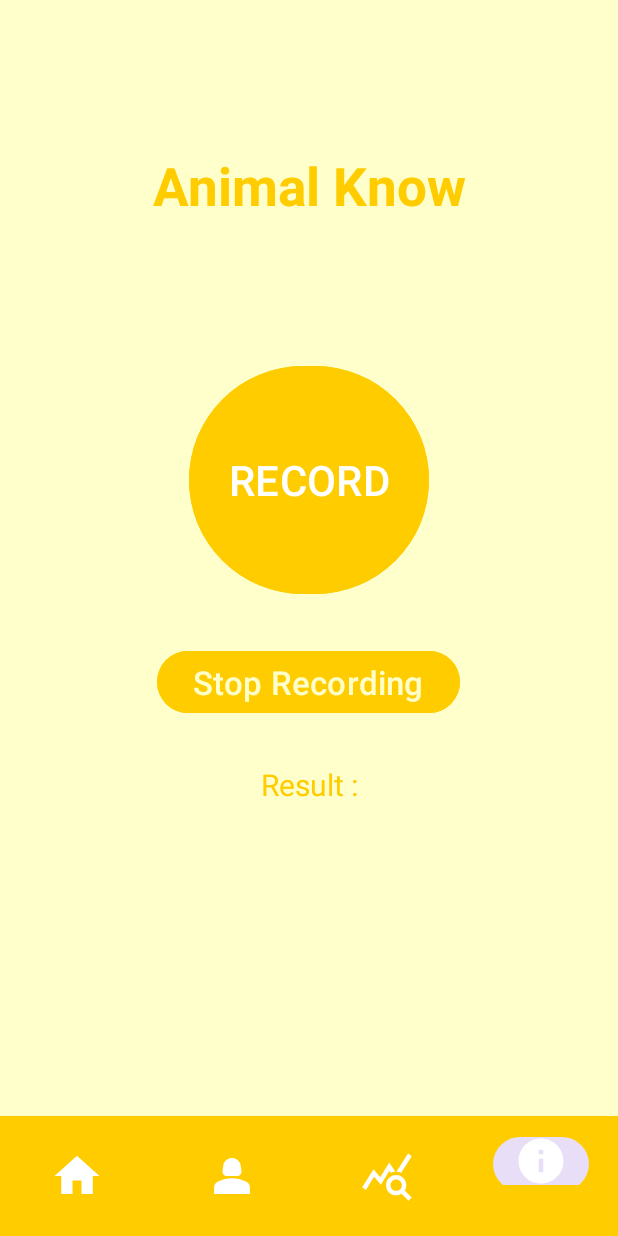
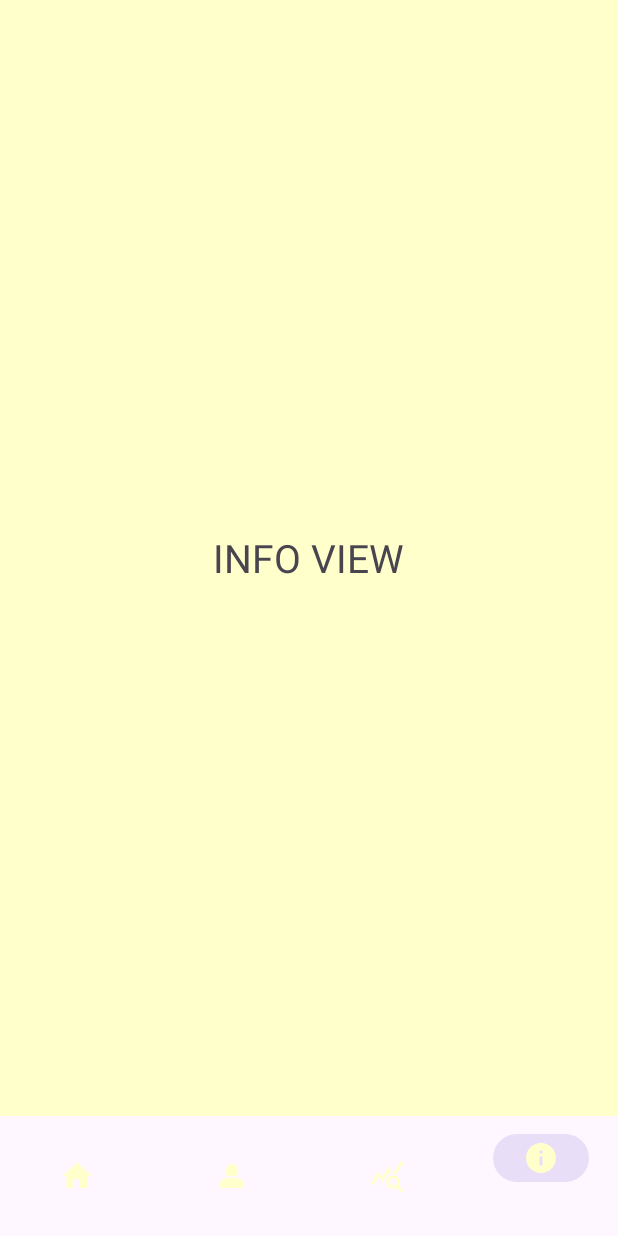
Before and after one commit to kilibarda4/AnimalRecognition, an Android app: the HomeActivity screen opened directly, with no data from a screen before it, item 4 of the bottom bar chosen, on a phone screen of 412 x 824 dp. Run offline under Robolectric (Android 15) with nearby library versions, the phone set to English and light mode, and no system bars.

Commit message:
Home Activity fragments

```diff
--- a/app/src/main/java/com/example/animalrecognition/HomeActivity.java
+++ b/app/src/main/java/com/example/animalrecognition/HomeActivity.java
@@ -1,18 +1,54 @@
 package com.example.animalrecognition;
 
 import androidx.appcompat.app.AppCompatActivity;
+import androidx.fragment.app.Fragment;
+import androidx.fragment.app.FragmentManager;
+import androidx.fragment.app.FragmentTransaction;
 
+import android.content.Intent;
 import android.os.Bundle;
 import android.widget.Button;
 import android.widget.TextView;
+
+import com.example.animalrecognition.databinding.ActivityHomeBinding;
+import com.google.android.material.bottomnavigation.BottomNavigationView;
 
 public class HomeActivity extends AppCompatActivity {
 
     Button startRecordingBtn, stopRecordingBtn;
     TextView result;
+    BottomNavigationView bottomNavigationView;
+    ActivityHomeBinding binding;
     @Override
     protected void onCreate(Bundle savedInstanceState) {
         super.onCreate(savedInstanceState);
-        setContentView(R.layout.activity_home);
+        binding = ActivityHomeBinding.inflate(getLayoutInflater());
+        setContentView(binding.getRoot());
+
+        binding.bottomNavigationView.setOnItemSelectedListener(item -> {
+            int id = item.getItemId();
+            if(id == R.id.navigation_home) {
+                Intent intent = new Intent(getApplicationContext(), HomeActivity.class);
+                startActivity(intent);
+            }
+            else if(id == R.id.navigation_profile) {
+                replaceFragment(new ProfileFragment());
+            }
+            else if(id == R.id.navigation_stats) {
+                replaceFragment(new StatsFragment());
+            }
+            else if(id == R.id.navigation_info) {
+                replaceFragment(new InfoFragment());
+            }
+            return true;
+        });
+
+        binding.bottomNavigationView.setBackground(null);
+    }
+    private void replaceFragment (Fragment fragment) {
+        FragmentManager fragmentManager = getSupportFragmentManager();
+        FragmentTransaction fragmentTransaction = fragmentManager.beginTransaction();
+        fragmentTransaction.replace(R.id.frame_layout, fragment);
+        fragmentTransaction.commit();
     }
 }
--- /dev/null
+++ b/app/src/main/java/com/example/animalrecognition/InfoFragment.java
@@ -0,0 +1,64 @@
+package com.example.animalrecognition;
+
+import android.os.Bundle;
+
+import androidx.fragment.app.Fragment;
+
+import android.view.LayoutInflater;
+import android.view.View;
+import android.view.ViewGroup;
+
+/**
+ * A simple {@link Fragment} subclass.
+ * Use the {@link InfoFragment#newInstance} factory method to
+ * create an instance of this fragment.
+ */
+public class InfoFragment extends Fragment {
+
+    // TODO: Rename parameter arguments, choose names that match
+    // the fragment initialization parameters, e.g. ARG_ITEM_NUMBER
+    private static final String ARG_PARAM1 = "param1";
+    private static final String ARG_PARAM2 = "param2";
+
+    // TODO: Rename and change types of parameters
+    private String mParam1;
+    private String mParam2;
+
+    public InfoFragment() {
+        // Required empty public constructor
+    }
+
+    /**
+     * Use this factory method to create a new instance of
+     * this fragment using the provided parameters.
+     *
+     * @param param1 Parameter 1.
+     * @param param2 Parameter 2.
+     * @return A new instance of fragment InfoFragment.
+     */
+    // TODO: Rename and change types and number of parameters
+    public static InfoFragment newInstance(String param1, String param2) {
+        InfoFragment fragment = new InfoFragment();
+        Bundle args = new Bundle();
+        args.putString(ARG_PARAM1, param1);
+        args.putString(ARG_PARAM2, param2);
+        fragment.setArguments(args);
+        return fragment;
+    }
+
+    @Override
+    public void onCreate(Bundle savedInstanceState) {
+        super.onCreate(savedInstanceState);
+        if (getArguments() != null) {
+            mParam1 = getArguments().getString(ARG_PARAM1);
+            mParam2 = getArguments().getString(ARG_PARAM2);
+        }
+    }
+
+    @Override
+    public View onCreateView(LayoutInflater inflater, ViewGroup container,
+                             Bundle savedInstanceState) {
+        // Inflate the layout for this fragment
+        return inflater.inflate(R.layout.fragment_info, container, false);
+    }
+}
--- a/app/src/main/res/layout/activity_home.xml
+++ b/app/src/main/res/layout/activity_home.xml
@@ -1,16 +1,23 @@
 <?xml version="1.0" encoding="utf-8"?>
-<RelativeLayout xmlns:android="http://schemas.android.com/apk/res/android"
+<androidx.constraintlayout.widget.ConstraintLayout xmlns:android="http://schemas.android.com/apk/res/android"
     xmlns:app="http://schemas.android.com/apk/res-auto"
-    xmlns:tools="http://schemas.android.com/tools"
     android:layout_width="match_parent"
-    android:layout_height="match_parent"
+    android:layout_height="match_parent">
+
+    <FrameLayout
+        android:id="@+id/frame_layout"
+        android:layout_width="0dp"
+        android:layout_height="0dp"
+        app:layout_constraintBottom_toTopOf="@+id/bottomNavigationView"
         android:background="#FFFFCC"
-    tools:context=".HomeActivity">
+        app:layout_constraintEnd_toEndOf="parent"
+        app:layout_constraintStart_toStartOf="parent"
+        app:layout_constraintTop_toTopOf="parent">
 
         <TextView
             android:id="@+id/title"
             android:layout_width="match_parent"
-        android:layout_height="40dp"
+            android:layout_height="wrap_content"
             android:layout_marginTop="100dp"
             android:text="@string/animal_know"
             android:textAlignment="center"
@@ -22,9 +29,8 @@
             android:id="@+id/startRecordingBtn"
             android:layout_width="160dp"
             android:layout_height="160dp"
-        android:layout_below="@+id/title"
-        android:layout_centerHorizontal="true"
-        android:layout_marginTop="100dp"
+            android:layout_gravity="center"
+            android:layout_marginTop="20dp"
             android:backgroundTint="#FFCC00"
             android:text="@string/record"
             android:textSize="28sp" />
@@ -33,33 +39,34 @@
             android:id="@+id/stopRecordingBtn"
             android:layout_width="wrap_content"
             android:layout_height="wrap_content"
+            android:layout_marginTop="150dp"
+            android:layout_gravity="center"
             android:text="@string/stop_recording"
             android:textSize="22sp"
             android:textColor="#FFFFCC"
-        android:layout_below="@+id/startRecordingBtn"
-        android:layout_centerHorizontal="true"
-        android:layout_marginTop="30dp"
             android:backgroundTint="#FFCC00"/>
 
         <TextView
             android:id="@+id/result"
             android:layout_width="match_parent"
-        android:layout_height="40dp"
+            android:layout_height="wrap_content"
+            android:textAlignment="center"
             android:text="@string/result"
-        android:textSize="20sp"
             android:textColor="#FFCC00"
-        android:textAlignment="center"
-        android:layout_below="@id/stopRecordingBtn"
-        android:layout_marginTop="30dp"/>
+            android:textSize="24sp" />
+
+    </FrameLayout>
 
     <com.google.android.material.bottomnavigation.BottomNavigationView
         android:id="@+id/bottomNavigationView"
+        android:background="#FFCC00"
+        app:itemIconTint="#FFFFCC"
         android:layout_width="match_parent"
         android:layout_height="wrap_content"
-        android:layout_alignParentBottom="true"
-        app:itemIconTint="#FFFFFF"
-        android:background="#FFCC00"
-        app:itemIconSize="36dp"
+        app:itemHorizontalTranslationEnabled = "false"
+        app:layout_constraintBottom_toBottomOf="parent"
+        app:layout_constraintEnd_toEndOf="parent"
+        app:layout_constraintHorizontal_bias="0.0"
+        app:layout_constraintStart_toStartOf="parent"
         app:menu="@menu/bottom_nav_menu" />
-
-</RelativeLayout>
+</androidx.constraintlayout.widget.ConstraintLayout>
--- /dev/null
+++ b/app/src/main/res/layout/fragment_info.xml
@@ -0,0 +1,17 @@
+<?xml version="1.0" encoding="utf-8"?>
+<FrameLayout xmlns:android="http://schemas.android.com/apk/res/android"
+    xmlns:tools="http://schemas.android.com/tools"
+    android:layout_width="match_parent"
+    android:layout_height="match_parent"
+    android:background="#FFFFCC"
+    tools:context=".InfoFragment">
+
+    <!-- TODO: Update blank fragment layout -->
+    <TextView
+        android:layout_width="wrap_content"
+        android:layout_height="wrap_content"
+        android:layout_gravity="center"
+        android:textSize="26sp"
+        android:text="@string/info_view_deletable" />
+
+</FrameLayout>
```
Also changed, not shown: app/src/main/java/com/example/animalrecognition/HomeFragment.java (added, +18 -0 lines), app/src/main/java/com/example/animalrecognition/ProfileFragment.java (added, +64 -0 lines), app/src/main/java/com/example/animalrecognition/StatsFragment.java (added, +64 -0 lines), app/src/main/res/layout/activity_nav.xml (+45 -0 lines), app/src/main/res/layout/fragment_home.xml (added, +14 -0 lines), app/src/main/res/layout/fragment_profile.xml (added, +16 -0 lines), app/src/main/res/layout/fragment_stats.xml (added, +17 -0 lines). Lines whose indentation alone changed are shown as unchanged.
